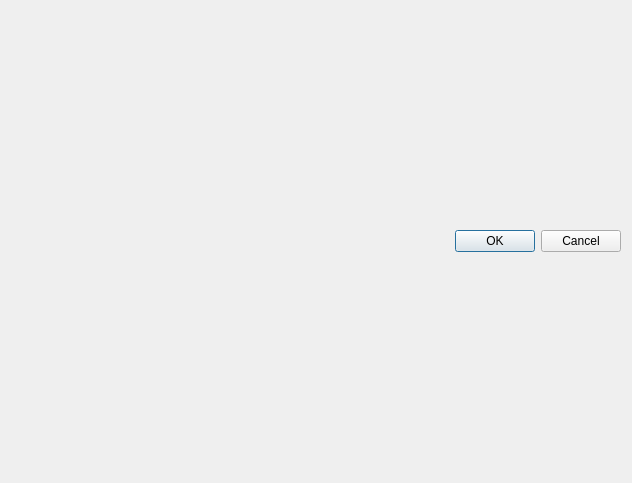
BrnSlr/CuteBoard, file ui/propertieseditordialog.ui: the form before one commit.
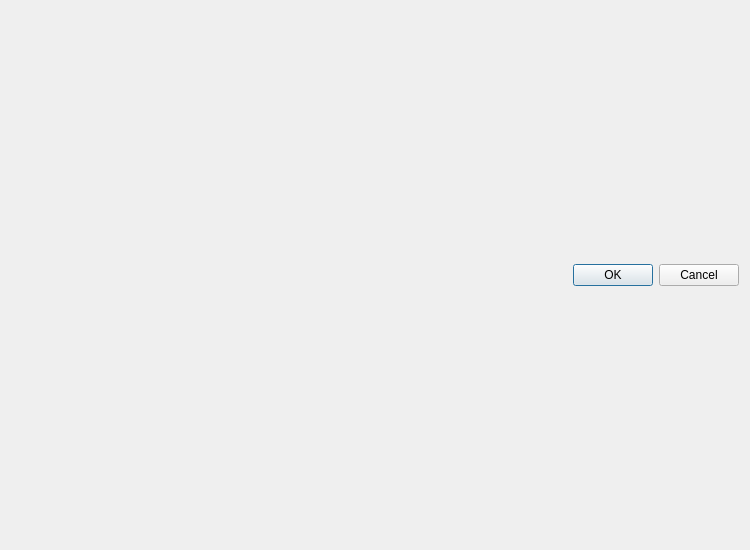
The form after the commit.

The edit to the form file:
```diff
--- a/ui/propertieseditordialog.ui
+++ b/ui/propertieseditordialog.ui
@@ -6,14 +6,14 @@
    <rect>
     <x>0</x>
     <y>0</y>
-    <width>632</width>
-    <height>483</height>
+    <width>750</width>
+    <height>550</height>
    </rect>
   </property>
   <property name="minimumSize">
    <size>
-    <width>600</width>
-    <height>400</height>
+    <width>750</width>
+    <height>550</height>
    </size>
   </property>
   <property name="windowTitle">
```
